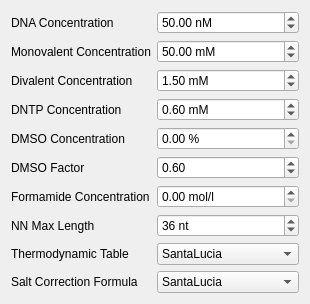
Above: src/plugins_3rdparty/primer3/src/temperature/Primer3TmCalculatorSettingsWidget.ui from violethaze74/ugene before the change. Below: the same form after it.
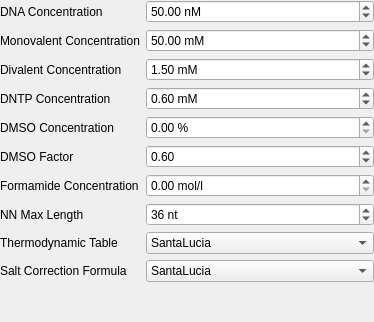
That is the form after the change.

```diff
--- a/src/plugins_3rdparty/primer3/src/temperature/Primer3TmCalculatorSettingsWidget.ui
+++ b/src/plugins_3rdparty/primer3/src/temperature/Primer3TmCalculatorSettingsWidget.ui
@@ -6,14 +6,26 @@
    <rect>
     <x>0</x>
     <y>0</y>
-    <width>310</width>
-    <height>292</height>
+    <width>374</width>
+    <height>322</height>
    </rect>
   </property>
   <property name="windowTitle">
    <string>Form</string>
   </property>
   <layout class="QFormLayout" name="formLayout">
+   <property name="leftMargin">
+    <number>0</number>
+   </property>
+   <property name="topMargin">
+    <number>0</number>
+   </property>
+   <property name="rightMargin">
+    <number>0</number>
+   </property>
+   <property name="bottomMargin">
+    <number>0</number>
+   </property>
    <item row="0" column="0">
     <widget class="QLabel" name="label_2">
      <property name="toolTip">
```
